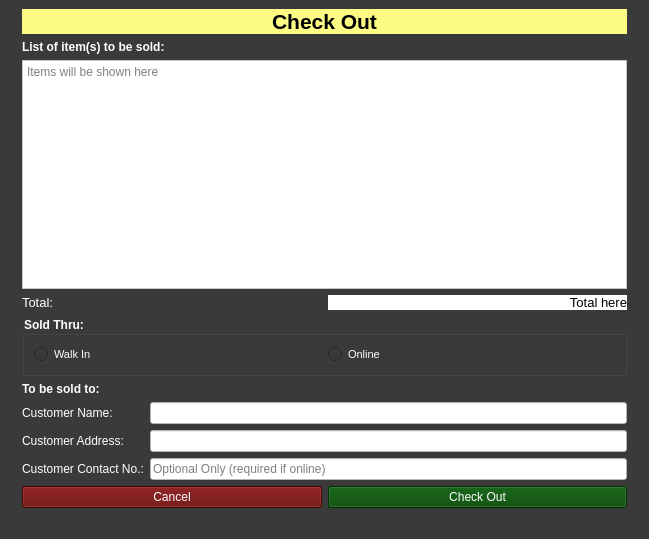
First picture: the form in Checkout_Page.ui, repository Aenan05/MAXPC, before the edit.
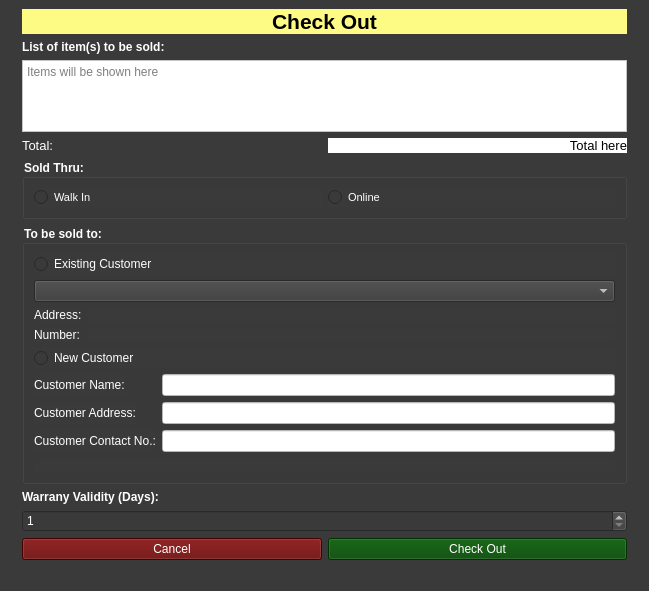
Second picture: the form after the edit.

Commit message: 053023 1434 partial checkout v2

```diff
--- a/Checkout_Page.ui
+++ b/Checkout_Page.ui
@@ -7,7 +7,7 @@
     <x>0</x>
     <y>0</y>
     <width>649</width>
-    <height>539</height>
+    <height>591</height>
    </rect>
   </property>
   <property name="windowTitle">
@@ -153,25 +153,85 @@
           </layout>
          </widget>
         </item>
-        <item>
-         <widget class="QLabel" name="label_2">
-          <property name="font">
-           <font>
-            <pointsize>9</pointsize>
-            <weight>75</weight>
-            <bold>true</bold>
-           </font>
-          </property>
-          <property name="styleSheet">
-           <string notr="true">color: rgb(255, 255, 255);</string>
-          </property>
-          <property name="text">
-           <string>To be sold to:</string>
-          </property>
-         </widget>
-        </item>
         <item>
          <layout class="QFormLayout" name="formLayout">
+          <item row="0" column="0" colspan="2">
+           <widget class="QGroupBox" name="groupBox_2">
+            <property name="font">
+             <font>
+              <pointsize>9</pointsize>
+              <weight>75</weight>
+              <bold>true</bold>
+             </font>
+            </property>
+            <property name="styleSheet">
+             <string notr="true">color: rgb(255, 255, 255);</string>
+            </property>
+            <property name="title">
+             <string>To be sold to:</string>
+            </property>
+            <layout class="QVBoxLayout" name="verticalLayout_2">
+             <item>
+              <widget class="QRadioButton" name="btnExisting">
+               <property name="styleSheet">
+                <string notr="true">color: rgb(255, 255, 255);</string>
+               </property>
+               <property name="text">
+                <string>Existing Customer</string>
+               </property>
+              </widget>
+             </item>
+             <item>
+              <widget class="QComboBox" name="cmbExisting">
+               <property name="styleSheet">
+                <string notr="true">color: rgb(255, 255, 255);</string>
+               </property>
+              </widget>
+             </item>
+             <item>
+              <layout class="QFormLayout" name="formLayout_4">
+               <item row="0" column="0">
+                <widget class="QLabel" name="label_2">
+                 <property name="text">
+                  <string>Address:</string>
+                 </property>
+                </widget>
+               </item>
+               <item row="0" column="1">
+                <widget class="QLabel" name="txtExistAdd">
+                 <property name="text">
+                  <string/>
+                 </property>
+                </widget>
+               </item>
+               <item row="1" column="0">
+                <widget class="QLabel" name="label_11">
+                 <property name="text">
+                  <string>Number:</string>
+                 </property>
+                </widget>
+               </item>
+               <item row="1" column="1">
+                <widget class="QLabel" name="txtExistNum">
+                 <property name="text">
+                  <string/>
+                 </property>
+                </widget>
+               </item>
+              </layout>
+             </item>
+             <item>
+              <widget class="QRadioButton" name="btnNewCust">
+               <property name="styleSheet">
+                <string notr="true">color: rgb(255, 255, 255);</string>
+               </property>
+               <property name="text">
+                <string>New Customer</string>
+               </property>
+              </widget>
+             </item>
+             <item>
+              <layout class="QFormLayout" name="formLayout_3">
           <item row="0" column="0">
            <widget class="QLabel" name="label_3">
             <property name="styleSheet">
@@ -183,7 +243,7 @@
            </widget>
           </item>
           <item row="0" column="1">
-           <widget class="QLineEdit" name="txtName">
+                <widget class="QLineEdit" name="txtCustName">
             <property name="styleSheet">
              <string notr="true">background-color: rgb(255, 255, 255);</string>
             </property>
@@ -200,7 +260,7 @@
            </widget>
           </item>
           <item row="1" column="1">
-           <widget class="QLineEdit" name="txtAdd">
+                <widget class="QLineEdit" name="txtCustAdd">
             <property name="styleSheet">
              <string notr="true">background-color: rgb(255, 255, 255);</string>
             </property>
@@ -217,7 +277,7 @@
            </widget>
           </item>
           <item row="2" column="1">
-           <widget class="QLineEdit" name="txtContact">
+                <widget class="QLineEdit" name="txtCustContact">
             <property name="styleSheet">
              <string notr="true">background-color: rgb(255, 255, 255);</string>
             </property>
@@ -229,6 +289,54 @@
          </layout>
         </item>
         <item>
+              <widget class="QLabel" name="errorlabel">
+               <property name="styleSheet">
+                <string notr="true">color: rgb(140, 0, 0);</string>
+               </property>
+               <property name="text">
+                <string/>
+               </property>
+               <property name="alignment">
+                <set>Qt::AlignCenter</set>
+               </property>
+              </widget>
+             </item>
+            </layout>
+           </widget>
+          </item>
+         </layout>
+        </item>
+        <item>
+         <widget class="QLabel" name="label_7">
+          <property name="font">
+           <font>
+            <pointsize>9</pointsize>
+            <weight>75</weight>
+            <bold>true</bold>
+           </font>
+          </property>
+          <property name="styleSheet">
+           <string notr="true">color: rgb(255, 255, 255);</string>
+          </property>
+          <property name="text">
+           <string>Warrany Validity (Days):</string>
+          </property>
+         </widget>
+        </item>
+        <item>
+         <widget class="QSpinBox" name="spinWarranty">
+          <property name="styleSheet">
+           <string notr="true">color: rgb(255, 255, 255);</string>
+          </property>
+          <property name="minimum">
+           <number>1</number>
+          </property>
+          <property name="maximum">
+           <number>6000</number>
+          </property>
+         </widget>
+        </item>
+        <item>
          <layout class="QHBoxLayout" name="horizontalLayout_7">
           <item>
            <widget class="QPushButton" name="btnCancel">
```
Left out of the diff: 8 changed lines with no effect on the pictures. Lines whose indentation alone changed are shown as unchanged. The commit also changes 3 other files.
